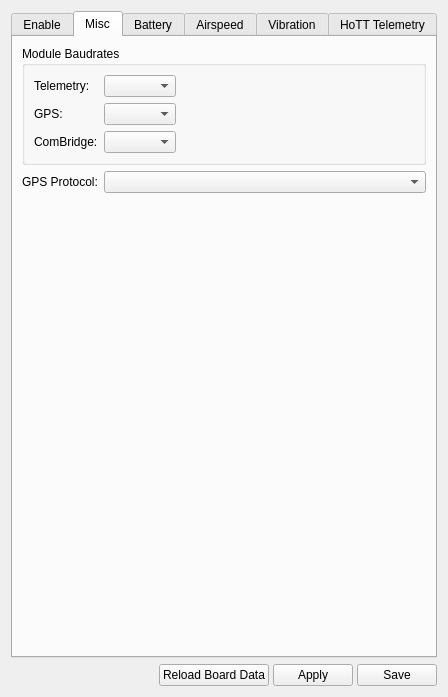
The window that ground/gcs/src/plugins/config/modules.ui (TauLabs/TauLabs) describes before a commit, drawn with Qt 5.
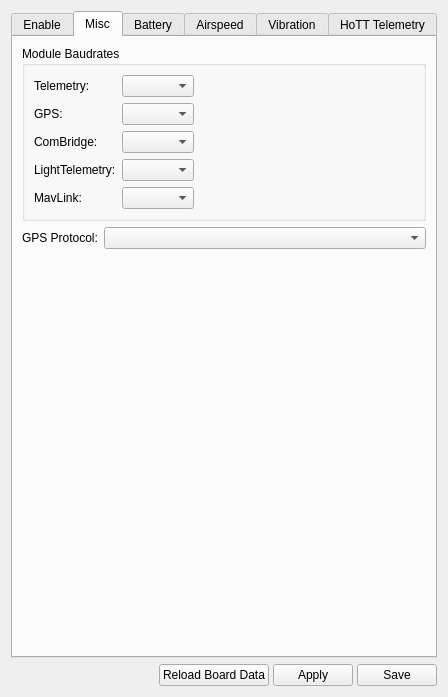
The same window after the commit. The open tabs and pages were chosen to show the change. Icons and pictures are not drawn.

Commit message: Add missing control to modules.ui

```diff
--- a/ground/gcs/src/plugins/config/modules.ui
+++ b/ground/gcs/src/plugins/config/modules.ui
@@ -241,6 +241,40 @@
             </property>
            </widget>
           </item>
+          <item row="3" column="0">
+           <widget class="QLabel" name="lbLightTelemetry">
+            <property name="text">
+             <string>LightTelemetry:</string>
+            </property>
+           </widget>
+          </item>
+          <item row="3" column="1">
+           <widget class="QComboBox" name="cb_LightTelemetrySpeed">
+            <property name="objrelation" stdset="0">
+             <stringlist>
+              <string>objname:ModuleSettings</string>
+              <string>fieldname:ComUsbBridgeSpeed</string>
+             </stringlist>
+            </property>
+           </widget>
+          </item>
+          <item row="4" column="1">
+           <widget class="QComboBox" name="cb_MavlinkSpeed">
+            <property name="objrelation" stdset="0">
+             <stringlist>
+              <string>objname:ModuleSettings</string>
+              <string>fieldname:ComUsbBridgeSpeed</string>
+             </stringlist>
+            </property>
+           </widget>
+          </item>
+          <item row="4" column="0">
+           <widget class="QLabel" name="lbMavLink">
+            <property name="text">
+             <string>MavLink:</string>
+            </property>
+           </widget>
+          </item>
          </layout>
         </widget>
        </item>
```
Left out of the diff: 18 changed lines with no effect on the pictures.
